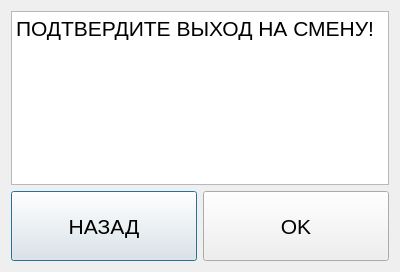
First picture: the form in iconfirmationdialog.ui, repository koolkhel/wince-taximeter, before the edit.
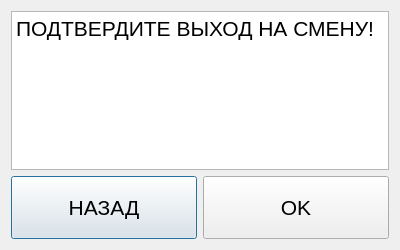
Second picture: the form after the edit. Icons and pictures are not drawn.

The edit to the form file:
```diff
--- a/iconfirmationdialog.ui
+++ b/iconfirmationdialog.ui
@@ -7,7 +7,7 @@
     <x>0</x>
     <y>0</y>
     <width>400</width>
-    <height>272</height>
+    <height>250</height>
    </rect>
   </property>
   <property name="windowTitle">
```
